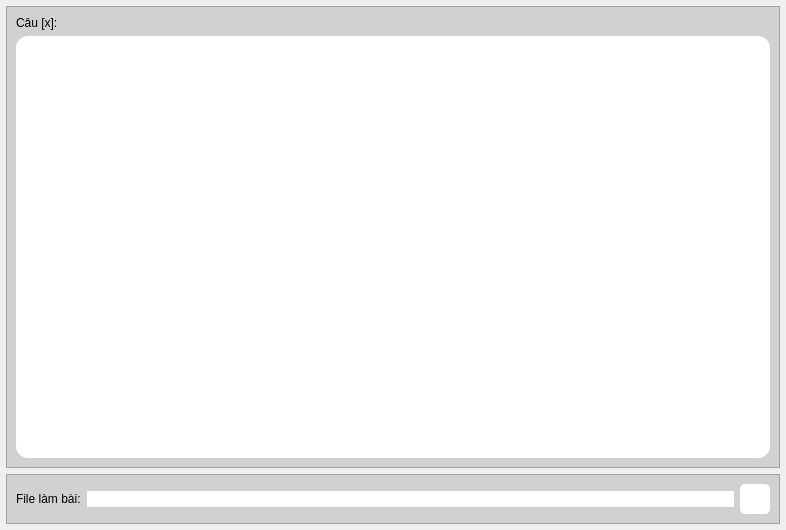
First picture: the form in UI_Files/Test_frame.ui, repository hoangm960/Astraea, before the edit.
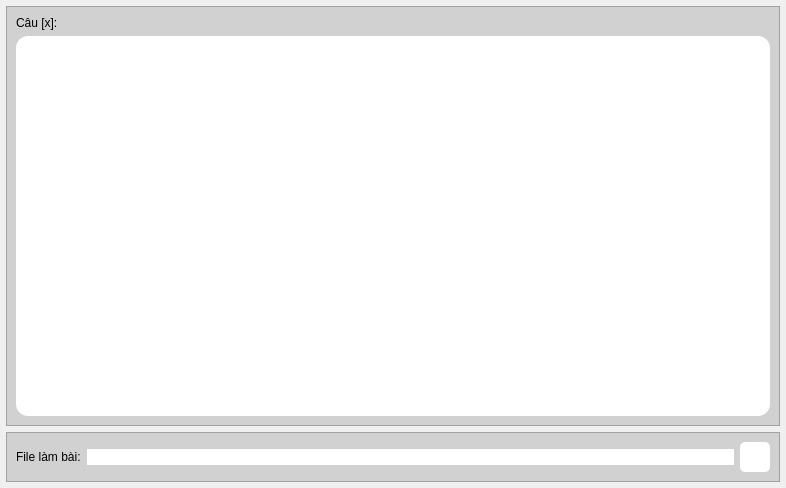
Second picture: the form after the edit. Icons and pictures are not drawn.

```diff
--- a/UI_Files/Test_frame.ui
+++ b/UI_Files/Test_frame.ui
@@ -7,7 +7,7 @@
     <x>0</x>
     <y>0</y>
     <width>786</width>
-    <height>530</height>
+    <height>488</height>
    </rect>
   </property>
   <property name="minimumSize">
```
